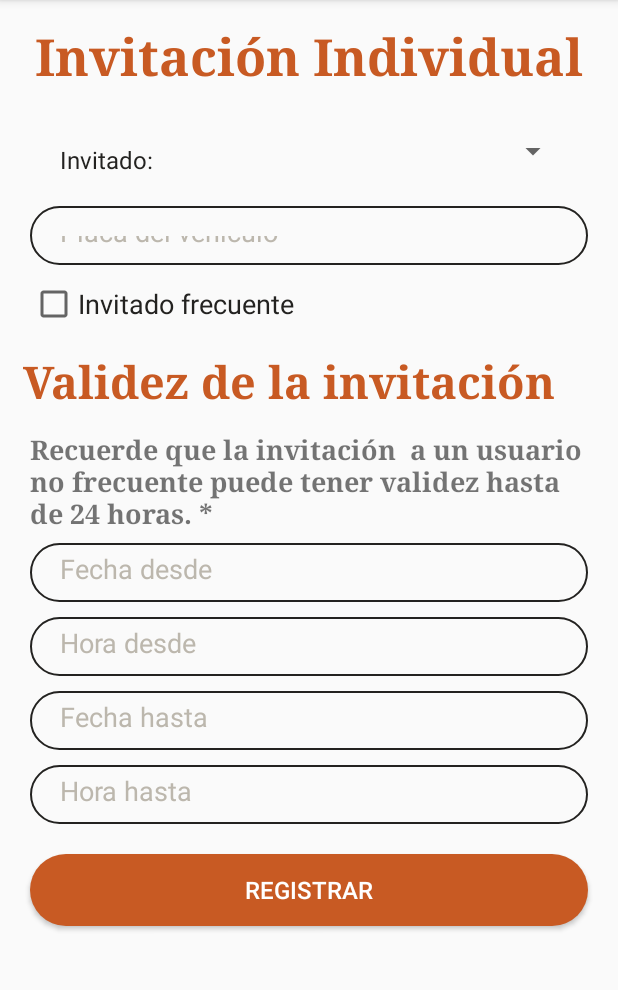
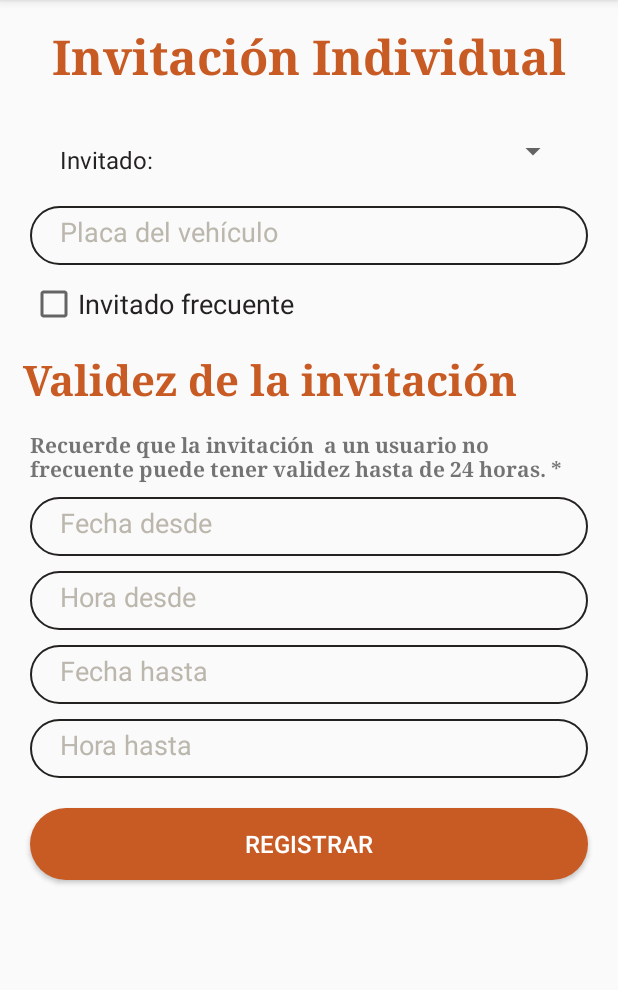
Before and after one commit to sodegome/GUEST_QR, an Android app: the invitacionIndividual screen opened directly, with no data from a screen before it, on a phone screen of 412 x 824 dp, the part 84-1074 px from its top. Run offline under Robolectric (Android 15) with nearby library versions, the phone set to English and light mode, and no system bars.

Commit message:
Actualizacion pantallas

```diff
--- a/app/src/main/java/com/example/guest_qr/invitacionIndividual.java
+++ b/app/src/main/java/com/example/guest_qr/invitacionIndividual.java
@@ -36,11 +36,11 @@ public class invitacionIndividual extends AppCompatActivity {
         setContentView(R.layout.activity_invitacion_individual);
 
         //Referencia de los controles
-        txtFechaDesde = findViewById(R.id.txtFechaDesde);
-        txtFechaHasta = findViewById(R.id.txtFechaHasta);
-        txtHoraDesde = findViewById(R.id.txtHoraDesde);
-        txtHoraHasta = findViewById(R.id.txtHoraHasta);
-        btnRegistro = findViewById(R.id.btnRegistro);
+        txtFechaDesde = (EditText) findViewById(R.id.txtFechaDesde);
+        txtFechaHasta = (EditText) findViewById(R.id.txtFechaHasta);
+        txtHoraDesde = (EditText) findViewById(R.id.txtHoraDesde);
+        txtHoraHasta = (EditText) findViewById(R.id.txtHoraHasta);
+        btnRegistro = (Button) findViewById(R.id.btnRegistro);
 
         //Llamada al menu
         btnRegistro.setOnClickListener(new View.OnClickListener() {
--- a/app/src/main/res/layout/activity_invitacion_individual.xml
+++ b/app/src/main/res/layout/activity_invitacion_individual.xml
@@ -25,7 +25,7 @@
             android:text="Invitación Individual"
             android:textAlignment="center"
             android:textColor="@color/colorPrimaryDark"
-            android:textSize="34sp"
+            android:textSize="32sp"
             android:textStyle="bold" />
 
         <LinearLayout
@@ -71,7 +71,7 @@
             android:background="@drawable/input_black"
             android:hint="Placa del vehículo"
             android:paddingLeft="20dp"
-            android:paddingTop="20dp"
+            android:paddingTop="10dp"
             android:paddingRight="10dp"
             android:paddingBottom="10dp"
             android:textColor="#232220"
@@ -98,21 +98,21 @@
             android:text="Validez de la invitación"
             android:textAlignment="inherit"
             android:textColor="@color/colorPrimaryDark"
-            android:textSize="30sp"
+            android:textSize="28sp"
             android:textStyle="bold" />
 
         <TextView
             android:id="@+id/txtRecordatorio"
             android:layout_width="match_parent"
-            android:layout_height="82dp"
+            android:layout_height="54dp"
             android:layout_marginLeft="20dp"
+            android:layout_marginTop="5dp"
             android:layout_marginRight="15dp"
-            android:layout_marginTop="5dp"
             android:fontFamily="serif"
             android:gravity="center_vertical"
             android:text="Recuerde que la invitación  a un usuario no frecuente puede tener validez hasta de 24 horas. *"
             android:textAlignment="inherit"
-            android:textSize="18sp"
+            android:textSize="14sp"
             android:textStyle="bold" />
 
 
--- a/app/src/main/res/layout/activity_main.xml
+++ b/app/src/main/res/layout/activity_main.xml
@@ -22,7 +22,7 @@
         <TextView
             android:id="@+id/textView4"
             android:layout_width="match_parent"
-            android:layout_height="50dp" />
+            android:layout_height="wrap_content" />
 
         <TextView
             android:id="@+id/txtBienvenidos"
--- a/app/src/main/res/layout/activity_menu.xml
+++ b/app/src/main/res/layout/activity_menu.xml
@@ -74,7 +74,7 @@
             android:layout_marginLeft="30dp"
             android:layout_marginTop="10dp"
             android:layout_marginRight="30dp"
-            android:layout_marginBottom="145dp"
+            android:layout_marginBottom="20dp"
             android:layout_weight="1"
             android:background="@drawable/fondo_img_menu" />
     </LinearLayout>
--- a/app/src/main/res/layout/activity_menu_invitacion.xml
+++ b/app/src/main/res/layout/activity_menu_invitacion.xml
@@ -74,7 +74,7 @@
             android:layout_marginLeft="30dp"
             android:layout_marginTop="10dp"
             android:layout_marginRight="30dp"
-            android:layout_marginBottom="145dp"
+            android:layout_marginBottom="20dp"
             android:layout_weight="1"
             android:background="@drawable/fondo_img_menu" />
     </LinearLayout>
```
Also changed, not shown: app/src/main/java/com/example/guest_qr/invitacionGrupal.java (+16 -0 lines), app/src/main/res/layout/activity_invitacion_grupal.xml (+6 -6 lines).
